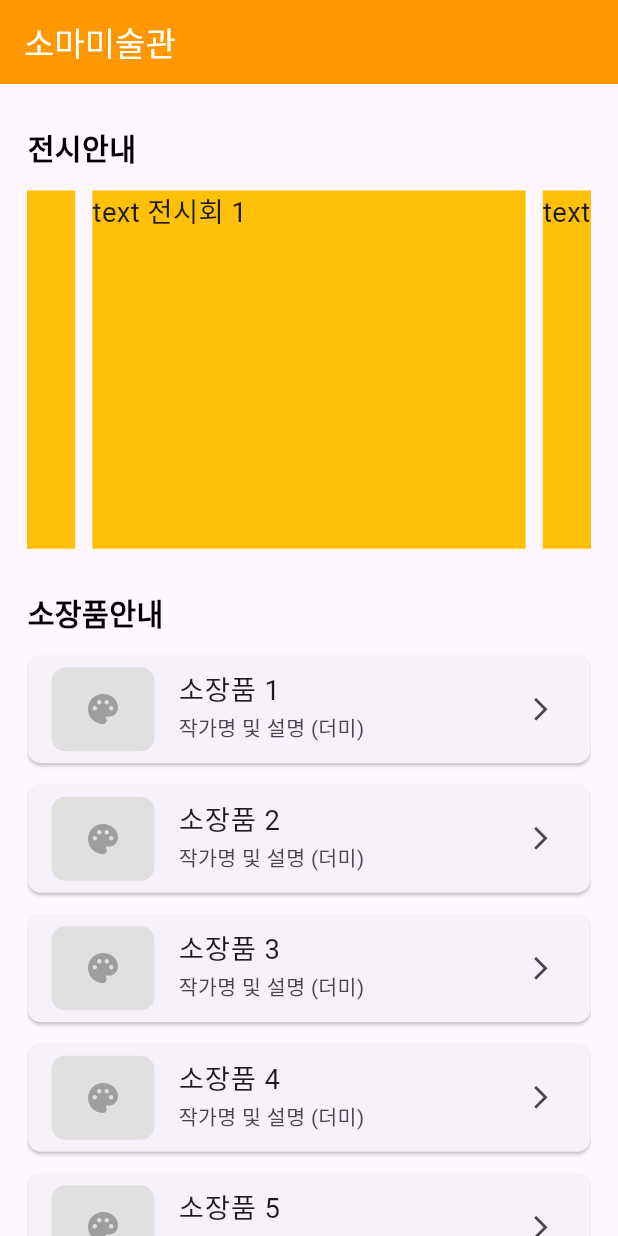
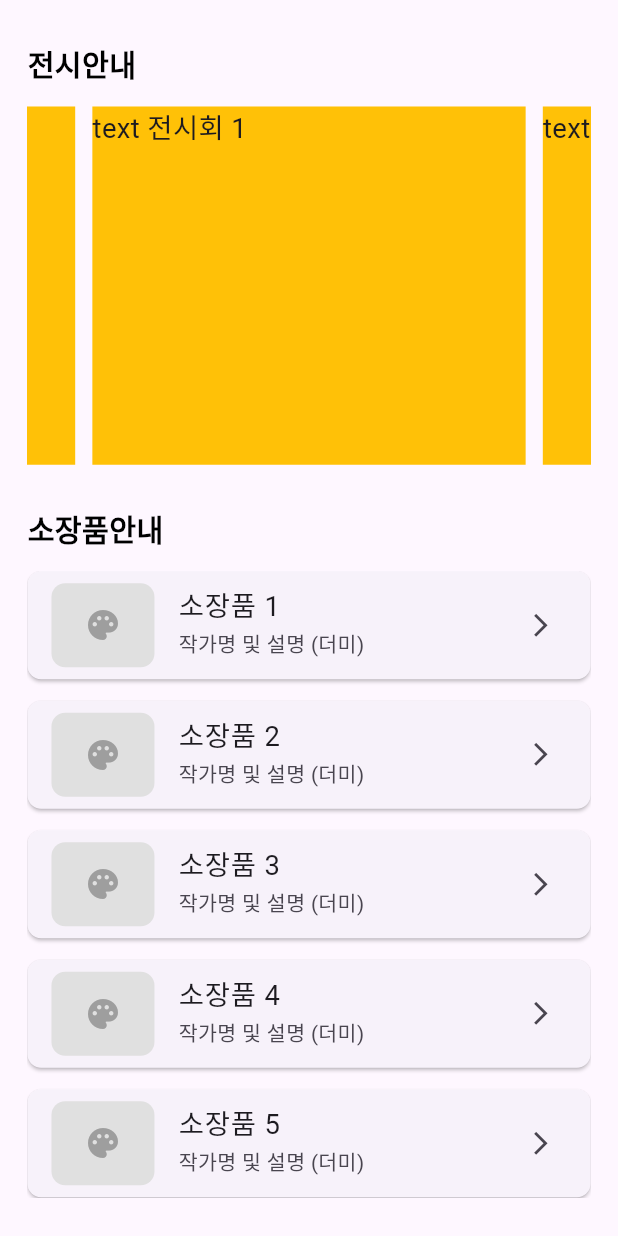
Before and after one commit to team-Hawks-Soma/soma_app, a Flutter app: the screen it shows after launch, on a phone screen of 412 x 824 dp. Run offline on Flutter 3.47's test engine with Material 3 defaults, Android fonts, the light colour scheme and no system bars; drawn by our look-alikes of carousel_slider; our stand-ins replace flutter_riverpod, flutter_screenutil.

Commit message:
feat: 앱바 삭제
네비게이션에서 공통 앱바 사용

```diff
--- a/lib/presentation/screens/home/home_screen.dart
+++ b/lib/presentation/screens/home/home_screen.dart
@@ -27,11 +27,6 @@ class _HomeScreenState extends ConsumerState<HomeScreen> {
   @override
   Widget build(BuildContext context) {
     return Scaffold(
-      appBar: AppBar(
-        title: const Text("소마미술관"),
-        backgroundColor: Colors.orange,
-        foregroundColor: Colors.white,
-      ),
       body: SingleChildScrollView(
         controller: scrollController,
         child: Column(
```
